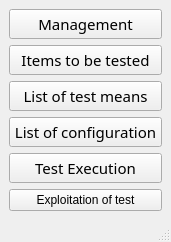
First picture: the form in cleansky_LMSM/ui_to_py_by_qtdesigner/Menu.ui, repository HouzeZHANG/CSLMSM, before the edit.
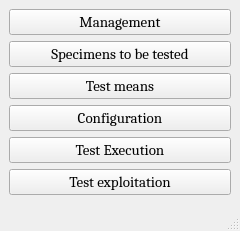
Second picture: the form after the edit.

Diff of the .ui file:
```diff
--- a/cleansky_LMSM/ui_to_py_by_qtdesigner/Menu.ui
+++ b/cleansky_LMSM/ui_to_py_by_qtdesigner/Menu.ui
@@ -6,7 +6,7 @@
    <rect>
     <x>0</x>
     <y>0</y>
-    <width>171</width>
+    <width>240</width>
     <height>231</height>
    </rect>
   </property>
@@ -19,7 +19,7 @@
      <widget class="QPushButton" name="pushButton">
       <property name="font">
        <font>
-        <family>微软雅黑</family>
+        <family>Cambria</family>
         <pointsize>11</pointsize>
        </font>
       </property>
@@ -32,12 +32,12 @@
      <widget class="QPushButton" name="pushButton_3">
       <property name="font">
        <font>
-        <family>微软雅黑</family>
+        <family>Cambria</family>
         <pointsize>11</pointsize>
        </font>
       </property>
       <property name="text">
-       <string>Items to be tested</string>
+       <string>Specimens to be tested</string>
       </property>
      </widget>
     </item>
@@ -45,12 +45,12 @@
      <widget class="QPushButton" name="pushButton_4">
       <property name="font">
        <font>
-        <family>微软雅黑</family>
+        <family>Cambria</family>
         <pointsize>11</pointsize>
        </font>
       </property>
       <property name="text">
-       <string>List of test means</string>
+       <string>Test means</string>
       </property>
      </widget>
     </item>
@@ -58,12 +58,12 @@
      <widget class="QPushButton" name="pushButton_2">
       <property name="font">
        <font>
-        <family>微软雅黑</family>
+        <family>Cambria</family>
         <pointsize>11</pointsize>
        </font>
       </property>
       <property name="text">
-       <string>List of configuration</string>
+       <string>Configuration</string>
       </property>
      </widget>
     </item>
@@ -71,7 +71,7 @@
      <widget class="QPushButton" name="pushButton_5">
       <property name="font">
        <font>
-        <family>微软雅黑</family>
+        <family>Cambria</family>
         <pointsize>11</pointsize>
        </font>
       </property>
@@ -82,8 +82,14 @@
     </item>
     <item>
      <widget class="QPushButton" name="pushButton_6">
+      <property name="font">
+       <font>
+        <family>Cambria</family>
+        <pointsize>11</pointsize>
+       </font>
+      </property>
       <property name="text">
-       <string>Exploitation of test</string>
+       <string>Test exploitation</string>
       </property>
      </widget>
     </item>
```
